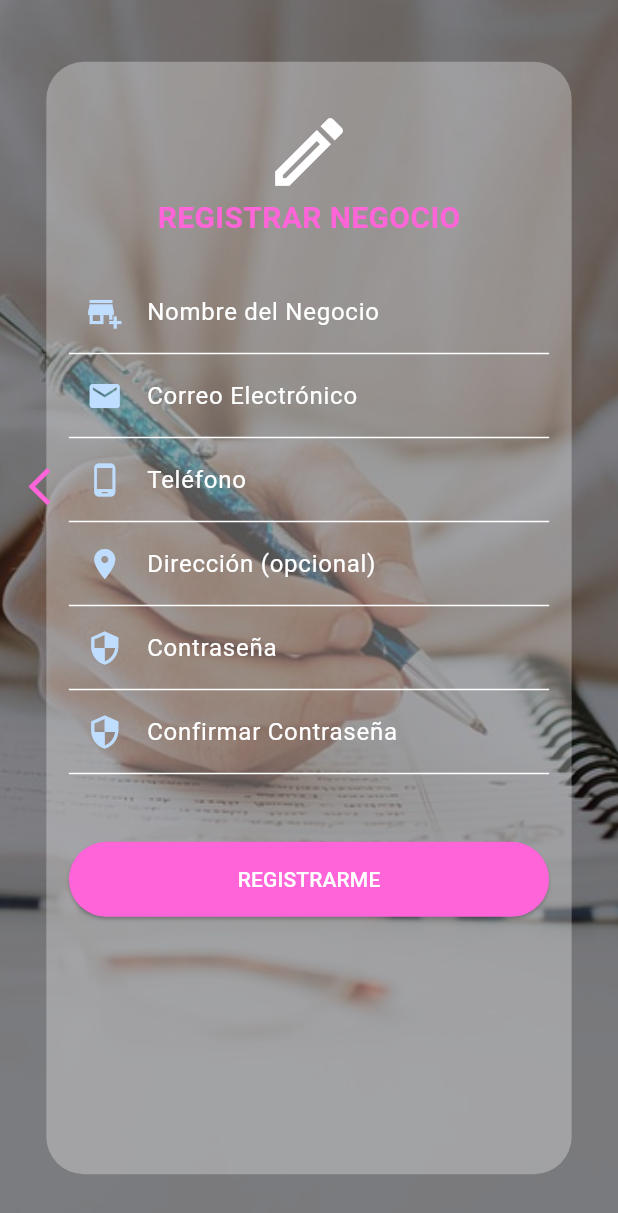
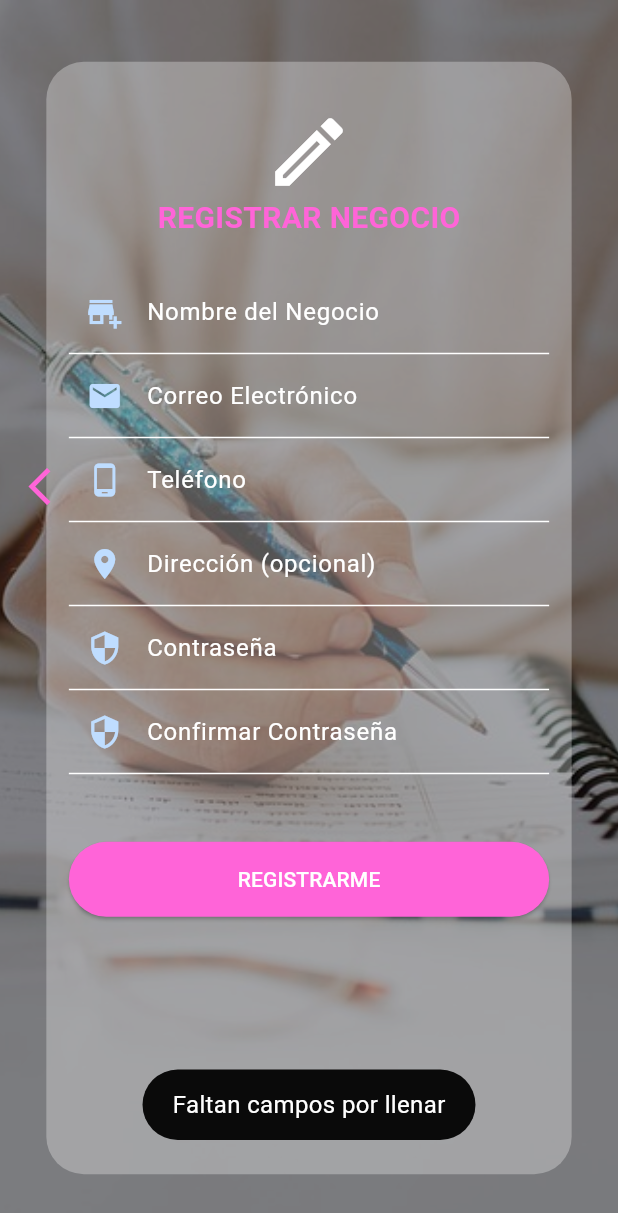
Before and after one commit to cear54/front_salon, a Flutter app: the RegistroPage screen opened by its route, after a tap on "REGISTRARME", on a phone screen of 412 x 824 dp. Shown: the top 1213 px of the screen. Run offline on Flutter 3.47's test engine with Material 3 defaults, Android fonts, the light colour scheme and no system bars; our stand-ins replace flutter_bloc, fluttertoast, rxdart.

Commit message:
Formulario Reg Admin ok

```diff
--- a/lib/main.dart
+++ b/lib/main.dart
@@ -1,11 +1,13 @@
 import 'package:flutter/material.dart';
 import 'package:flutter_bloc/flutter_bloc.dart';
+import 'package:salon_admin/src/bloc_providers.dart';
 import 'package:salon_admin/src/presentation/pages/auth/login/login_page.dart';
-import 'package:salon_admin/src/presentation/pages/auth/register/admin_register.dart';
+import 'package:salon_admin/src/presentation/pages/auth/register/cubits/reg_a_bloc_cubit.dart';
+import 'package:salon_admin/src/presentation/pages/auth/register/reg_a_page.dart';
 import 'package:salon_admin/src/presentation/pages/auth/register/select_registro_page.dart';
 
-import 'src/presentation/pages/auth/login/login_bloc_cubit.dart';
-import 'src/presentation/pages/auth/register/client_register.dart';
+import 'src/presentation/pages/auth/login/cubits/login_bloc_cubit.dart';
+import 'src/presentation/pages/auth/register/reg_c_page.dart';
 
 void main() {
   runApp(const MyApp());
@@ -17,8 +19,16 @@ class MyApp extends StatelessWidget {
   // This widget is the root of your application.
   @override
   Widget build(BuildContext context) {
-    return BlocProvider(
-      create: (context) => LoginBlocCubit(),
+    return MultiBlocProvider(
+      providers: blocProviders,
+      // [
+      //   BlocProvider(
+      //     create: (context) => LoginBlocCubit(),
+      //   ),
+      //   BlocProvider(
+      //     create: (context) => RegABlocCubit(),
+      //   ),
+      // ],
       child: MaterialApp(
         debugShowCheckedModeBanner: false, //quitar debug
         title: 'Flutter Demo',
--- /dev/null
+++ b/lib/src/bloc_providers.dart
@@ -0,0 +1,8 @@
+import 'package:flutter_bloc/flutter_bloc.dart';
+import 'package:salon_admin/src/presentation/pages/auth/login/cubits/login_bloc_cubit.dart';
+import 'package:salon_admin/src/presentation/pages/auth/register/cubits/reg_a_bloc_cubit.dart';
+
+List<BlocProvider> blocProviders = [
+  BlocProvider<LoginBlocCubit>(create: (context) => LoginBlocCubit()),
+  BlocProvider<RegABlocCubit>(create: (context) => RegABlocCubit()),
+];
--- a/lib/src/presentation/pages/auth/login/login_bloc_cubit.dart
+++ b/lib/src/presentation/pages/auth/login/cubits/login_bloc_cubit.dart
@@ -1,7 +1,7 @@
 import 'package:rxdart/rxdart.dart';
 
 import 'package:flutter_bloc/flutter_bloc.dart';
-import 'package:salon_admin/src/presentation/pages/auth/login/login_bloc_state.dart';
+import 'package:salon_admin/src/presentation/pages/auth/login/cubits/login_bloc_state.dart';
 
 class LoginBlocCubit extends Cubit<LoginBlocState> {
   LoginBlocCubit() : super(LoginInitial());
--- a/lib/src/presentation/pages/auth/login/login_page.dart
+++ b/lib/src/presentation/pages/auth/login/login_page.dart
@@ -1,7 +1,7 @@
 import 'package:flutter/material.dart';
 import 'package:flutter_bloc/flutter_bloc.dart';
 import 'package:fluttertoast/fluttertoast.dart';
-import 'package:salon_admin/src/presentation/pages/auth/login/login_bloc_cubit.dart';
+import 'package:salon_admin/src/presentation/pages/auth/login/cubits/login_bloc_cubit.dart';
 import 'package:salon_admin/src/presentation/widgets/mis_botones.dart';
 import 'package:salon_admin/src/presentation/widgets/mis_textfield.dart';
 
--- a/lib/src/presentation/pages/auth/register/admin_register.dart
+++ /dev/null
@@ -1,137 +0,0 @@
-import 'package:flutter/material.dart';
-import 'package:salon_admin/src/presentation/widgets/mis_botones.dart';
-import 'package:salon_admin/src/presentation/widgets/mis_btnBack.dart';
-import 'package:salon_admin/src/presentation/widgets/mis_textfield.dart';
-
-class RegistroPage extends StatelessWidget {
-  const RegistroPage({super.key});
-
-  @override
-  Widget build(BuildContext context) {
-    return Scaffold(
-      body: SizedBox(
-        height: MediaQuery.of(context).size.height,
-        width: MediaQuery.of(context).size.width,
-        //color: Colors.black,
-        child: Stack(
-          alignment: Alignment.center,
-          children: [
-            Image.asset(
-              'assets/imgs/registro_admin.jpg',
-              height: MediaQuery.of(context).size.height,
-              width: MediaQuery.of(context).size.width,
-              fit: BoxFit.cover,
-              color: Color.fromRGBO(0, 0, 0, 0.4),
-              colorBlendMode: BlendMode.darken,
-            ),
-            Container(
-              height: MediaQuery.of(context).size.height * 0.90,
-              width: MediaQuery.of(context).size.width * 0.85,
-              decoration: BoxDecoration(
-                color: Color.fromRGBO(255, 255, 255, 0.3),
-                borderRadius: BorderRadius.all(
-                  Radius.circular(25),
-                ),
-              ),
-              child: SingleChildScrollView(
-                child: Column(
-                  children: [
-                    SizedBox(
-                      height: 30,
-                    ),
-                    Icon(
-                      Icons.create_outlined,
-                      size: 60,
-                      color: Colors.white,
-                    ),
-                    Text(
-                      'REGISTRAR NEGOCIO',
-                      style: TextStyle(
-                        color: const Color(0xFFFF64D8),
-                        fontSize: 20,
-                        fontWeight: FontWeight.bold,
-                      ),
-                    ),
-                    Padding(
-                      padding:
-                          const EdgeInsets.only(left: 15, right: 15, top: 20),
-                      child: MisTextfield(
-                        label: 'Nombre del Negocio',
-                        icono: Icons.add_business,
-                        iconColor: const Color(0xFFBFDDFF),
-                        onChanged: (text) {},
-                      ),
-                    ),
-                    Padding(
-                      padding: const EdgeInsets.only(left: 15, right: 15),
-                      child: MisTextfield(
-                        label: 'Correo Electrónico',
-                        icono: Icons.email,
-                        iconColor: const Color(0xFFBFDDFF),
-                        onChanged: (text) {},
-                      ),
-                    ),
-                    Padding(
-                      padding: const EdgeInsets.only(left: 15, right: 15),
-                      child: MisTextfield(
-                        label: 'Teléfono',
-                        icono: Icons.phone_android,
-                        iconColor: const Color(0xFFBFDDFF),
-                        onChanged: (text) {},
-                      ),
-                    ),
-                    Padding(
-                      padding: const EdgeInsets.only(
-                        left: 15,
-                        right: 15,
-                      ),
-                      child: MisTextfield(
-                        label: 'Dirección (opcional)',
-                        icono: Icons.place,
-                        iconColor: const Color(0xFFBFDDFF),
-                        onChanged: (text) {},
-                      ),
-                    ),
-                    Padding(
-                      padding: const EdgeInsets.only(left: 15, right: 15),
-                      child: MisTextfield(
-                        label: 'Contraseña',
-                        icono: Icons.security,
-                        iconColor: const Color(0xFFBFDDFF),
-                        onChanged: (text) {},
-                      ),
-                    ),
-                    Padding(
-                      padding: const EdgeInsets.only(left: 15, right: 15),
-                      child: MisTextfield(
-                        label: 'Confirmar Contraseña',
-                        icono: Icons.security,
-                        iconColor: const Color(0xFFBFDDFF),
-                        onChanged: (text) {},
-                      ),
-                    ),
-                    Padding(
-                      padding:
-                          const EdgeInsets.only(top: 45, left: 15, right: 15),
-                      child: MisBotones(
-                          text: 'REGISTRARME',
-                          altura: 50,
-                          color: const Color(0xFFFF64D8),
-                          textColor: Colors.white,
-                          onPressed: () {}),
-                    ),
-                  ],
-                ),
-              ),
-            ),
-            MisBtnback(
-              top: 300,
-              left: 10,
-              color: const Color.fromARGB(255, 255, 100, 216),
-            )
-          ],
-        ),
-      ),
-    );
-  }
-}
--- /dev/null
+++ b/lib/src/presentation/pages/auth/register/cubits/reg_a_bloc_cubit.dart
@@ -0,0 +1,106 @@
+import 'package:rxdart/rxdart.dart';
+import 'package:flutter_bloc/flutter_bloc.dart';
+import 'package:salon_admin/src/presentation/pages/auth/register/cubits/reg_a_bloc_state.dart';
+
+class RegABlocCubit extends Cubit<RegABlocState> {
+  RegABlocCubit() : super(RegisterAInitial());
+
+  final _nameController = BehaviorSubject<String>();
+  final _emailController = BehaviorSubject<String>();
+  final _telefonoController = BehaviorSubject<String>();
+  final _direccionController = BehaviorSubject<String>();
+  final _passwordController = BehaviorSubject<String>();
+  final _password2Controller = BehaviorSubject<String>();
+
+  Stream<String> get nameStream => _nameController.stream;
+  Stream<String> get emailStream => _emailController.stream;
+  Stream<String> get telefonoStream => _telefonoController.stream;
+  Stream<String> get direcStream => _direccionController.stream;
+  Stream<String> get passStream => _passwordController.stream;
+  Stream<String> get pass2Stream => _password2Controller.stream;
+
+  void changeName(String name) {
+    if (name.length < 2) {
+      _nameController.sink
+          .addError('EL nombre es muy corto (2 caracteres min.)');
+    } else {
+      _nameController.sink.add(name);
+    }
+  }
+
+  void changeEmail(String email) {
+    bool emailFormatValid = RegExp(
+            r"^[a-zA-Z0-9.a-zA-Z0-9.!#$%&'*+-/=?^_`{|}~]+@[a-zA-Z0-9]+\.[a-zA-Z]+")
+        .hasMatch(email);
+    if (email.isNotEmpty && email.length < 5) {
+      _emailController.sink.addError('Al menos 5 caracteres');
+    } else if (email.isNotEmpty && !emailFormatValid) {
+      _emailController.sink.addError('El email no es valido');
+    } else {
+      _emailController.sink.add(email);
+    }
+  }
+
+  void changeTelefono(String telefono) {
+    if (telefono.length < 6) {
+      _telefonoController.sink
+          .addError('EL telefono es muy corto (6 caracteres min.)');
+    } else {
+      _telefonoController.sink.add(telefono);
+    }
+  }
+
+  void changeDirec(String direccion) {
+    if (direccion.length < 2) {
+      _direccionController.sink
+          .addError('EL nombre es mjuy corto (2 caracteres min.)');
+    } else {
+      _direccionController.sink.add(direccion);
+    }
+  }
+
+  void changePassword(String password) {
+    if (password.length < 4) {
+      _passwordController.sink
+          .addError('La contraseña no es valida (4 caracteres min.)');
+    } else {
+      _passwordController.sink.add(password);
+    }
+  }
+
+  void changePassword2(String pass2) {
+    if (pass2.length < 4) {
+      _password2Controller.sink
+          .addError('La contraseña no es valida (4 caracteres min.)');
+    } else {
+      _password2Controller.sink.add(pass2);
+    }
+  }
+
+  void registraAdmin() {
+    print('Nombre: ${_nameController.value}');
+    print('Email: ${_emailController.value}');
+    print('Telefono: ${_telefonoController.value}');
+    print('Direc: ${_direccionController.value}');
+    print('Pass: ${_passwordController.value}');
+    print('PAss2: ${_password2Controller.value}');
+  }
+
+  Stream<bool> get validaForm => Rx.combineLatest6(
+      nameStream,
+      emailStream,
+      telefonoStream,
+      direcStream,
+      passStream,
+      pass2Stream,
+      (a, b, c, d, e, f) => true);
+
+  void dispose() {
+    changeName('');
+    changeEmail('');
+    changeTelefono('');
+    changeDirec('');
+    changePassword('');
+    changePassword2('');
+  }
+}
--- /dev/null
+++ b/lib/src/presentation/pages/auth/register/cubits/reg_a_bloc_state.dart
@@ -0,0 +1,3 @@
+abstract class RegABlocState {}
+
+class RegisterAInitial extends RegABlocState {}
--- /dev/null
+++ b/lib/src/presentation/pages/auth/register/reg_a_page.dart
@@ -0,0 +1,217 @@
+import 'package:flutter/material.dart';
+import 'package:flutter_bloc/flutter_bloc.dart';
+import 'package:fluttertoast/fluttertoast.dart';
+import 'package:salon_admin/src/presentation/pages/auth/register/cubits/reg_a_bloc_cubit.dart';
+import 'package:salon_admin/src/presentation/widgets/mis_botones.dart';
+import 'package:salon_admin/src/presentation/widgets/mis_btnBack.dart';
+import 'package:salon_admin/src/presentation/widgets/mis_textfield.dart';
+
+class RegistroPage extends StatefulWidget {
+  const RegistroPage({super.key});
+
+  @override
+  State<RegistroPage> createState() => _RegistroPageState();
+}
+
+class _RegistroPageState extends State<RegistroPage> {
+  RegABlocCubit? _regAblocCubit;
+
+  @override
+  void initState() {
+    super.initState();
+    WidgetsBinding.instance.addPostFrameCallback((_) {
+      _regAblocCubit!.dispose();
+    });
+  }
+
+  @override
+  Widget build(BuildContext context) {
+    _regAblocCubit = BlocProvider.of<RegABlocCubit>(context, listen: false);
+
+    return Scaffold(
+      body: SizedBox(
+        height: MediaQuery.of(context).size.height,
+        width: MediaQuery.of(context).size.width,
+        //color: Colors.black,
+        child: Stack(
+          alignment: Alignment.center,
+          children: [
+            Image.asset(
+              'assets/imgs/registro_admin.jpg',
+              height: MediaQuery.of(context).size.height,
+              width: MediaQuery.of(context).size.width,
+              fit: BoxFit.cover,
+              color: Color.fromRGBO(0, 0, 0, 0.4),
+              colorBlendMode: BlendMode.darken,
+            ),
+            Container(
+              height: MediaQuery.of(context).size.height * 0.90,
+              width: MediaQuery.of(context).size.width * 0.85,
+              decoration: BoxDecoration(
+                color: Color.fromRGBO(255, 255, 255, 0.3),
+                borderRadius: BorderRadius.all(
+                  Radius.circular(25),
+                ),
+              ),
+              child: SingleChildScrollView(
+                child: Column(
+                  children: [
+                    SizedBox(
+                      height: 30,
+                    ),
+                    Icon(
+                      Icons.create_outlined,
+                      size: 60,
+                      color: Colors.white,
+                    ),
+                    Text(
+                      'REGISTRAR NEGOCIO',
+                      style: TextStyle(
+                        color: const Color(0xFFFF64D8),
+                        fontSize: 20,
+                        fontWeight: FontWeight.bold,
+                      ),
+                    ),
+                    Padding(
+                      padding:
+                          const EdgeInsets.only(left: 15, right: 15, top: 20),
+                      child: StreamBuilder(
+                          stream: _regAblocCubit!.nameStream,
+                          builder: (context, snapshot) {
+                            return MisTextfield(
+                              label: 'Nombre del Negocio',
+                              icono: Icons.add_business,
+                              iconColor: const Color(0xFFBFDDFF),
+                              onChanged: (text) {
+                                _regAblocCubit!.changeName(text);
+                              },
+                            );
+                          }),
+                    ),
+                    Padding(
+                      padding: const EdgeInsets.only(left: 15, right: 15),
+                      child: StreamBuilder(
+                          stream: _regAblocCubit!.emailStream,
+                          builder: (context, snapshot) {
+                            return MisTextfield(
+                              label: 'Correo Electrónico',
+                              icono: Icons.email,
+                              iconColor: const Color(0xFFBFDDFF),
+                              onChanged: (text) {
+                                _regAblocCubit!.changeEmail(text);
+                              },
+                            );
+                          }),
+                    ),
+                    Padding(
+                      padding: const EdgeInsets.only(left: 15, right: 15),
+                      child: StreamBuilder(
+                          stream: _regAblocCubit?.emailStream,
+                          builder: (context, snapshot) {
+                            return StreamBuilder(
+                                stream: _regAblocCubit!.telefonoStream,
+                                builder: (context, snapshot) {
+                                  return MisTextfield(
+                                    label: 'Teléfono',
+                                    icono: Icons.phone_android,
+                                    iconColor: const Color(0xFFBFDDFF),
+                                    onChanged: (text) {
+                                      _regAblocCubit!.changeTelefono(text);
+                                    },
+                                  );
+                                });
+                          }),
+                    ),
+                    Padding(
+                      padding: const EdgeInsets.only(
+                        left: 15,
+                        right: 15,
+                      ),
+                      child: StreamBuilder(
+                          stream: _regAblocCubit!.direcStream,
+                          builder: (context, snapshot) {
+                            return MisTextfield(
+                              label: 'Dirección (opcional)',
+                              icono: Icons.place,
+                              iconColor: const Color(0xFFBFDDFF),
+                              onChanged: (text) {
+                                _regAblocCubit!.changeDirec(text);
+                              },
+                            );
+                          }),
+                    ),
+                    Padding(
+                      padding: const EdgeInsets.only(left: 15, right: 15),
+                      child: StreamBuilder(
+                          stream: _regAblocCubit!.passStream,
+                          builder: (context, snapshot) {
+                            return MisTextfield(
+                              label: 'Contraseña',
+                              icono: Icons.security,
+                              obscureText: true,
+                              iconColor: const Color(0xFFBFDDFF),
+                              onChanged: (text) {
+                                _regAblocCubit!.changePassword(text);
+                              },
+                            );
+                          }),
+                    ),
+                    Padding(
+                      padding: const EdgeInsets.only(left: 15, right: 15),
+                      child: StreamBuilder(
+                          stream: _regAblocCubit!.pass2Stream,
+                          builder: (context, snapshot) {
+                            return MisTextfield(
+                              label: 'Confirmar Contraseña',
+                              obscureText: true,
+                              icono: Icons.security,
+                              iconColor: const Color(0xFFBFDDFF),
+                              onChanged: (text) {
+                                _regAblocCubit!.changePassword2(text);
+                              },
+                            );
+                          }),
+                    ),
+                    Padding(
+                      padding:
+                          const EdgeInsets.only(top: 45, left: 15, right: 15),
+                      child: StreamBuilder(
+                          stream: _regAblocCubit!.validaForm,
+                          builder: (context, snapshot) {
+                            return MisBotones(
+                              text: 'REGISTRARME',
+                              altura: 50,
+                              color: const Color(0xFFFF64D8),
+                              textColor: Colors.white,
+                              onPressed: () {
+                                if (snapshot.hasData) {
+                                  _regAblocCubit!.registraAdmin();
+                                } else {
+                                  Fluttertoast.showToast(
+                                      msg: "Faltan campos por llenar",
+                                      toastLength: Toast.LENGTH_LONG,
+                                      gravity: ToastGravity.BOTTOM,
+                                      timeInSecForIosWeb: 1,
+                                      backgroundColor: const Color(0xFF0A0A0A),
+                                      textColor: Colors.white,
+                                      fontSize: 16.0);
+                                }
+                              },
+                            );
+                          }),
+                    ),
+                  ],
+                ),
+              ),
+            ),
+            MisBtnback(
+              top: 300,
+              left: 10,
+              color: const Color.fromARGB(255, 255, 100, 216),
+            )
+          ],
+        ),
+      ),
+    );
+  }
+}
```
Also changed, not shown: lib/src/presentation/pages/auth/login/cubits/login_bloc_state.dart (renamed from lib/src/presentation/pages/auth/login/login_bloc_state.dart), lib/src/presentation/pages/auth/register/reg_c_page.dart (renamed from lib/src/presentation/pages/auth/register/client_register.dart), 4 other files.
